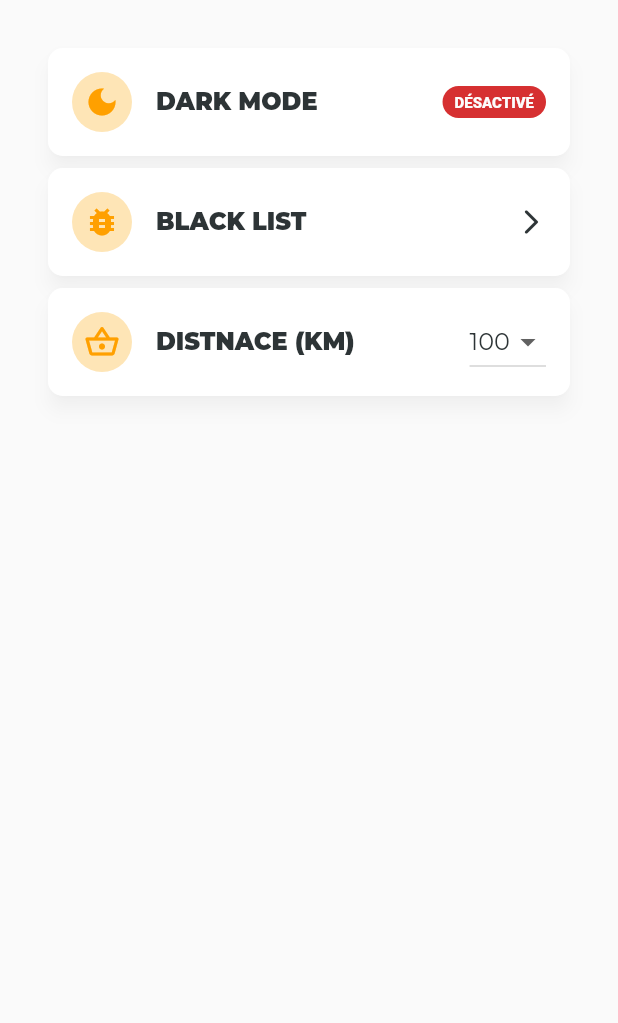
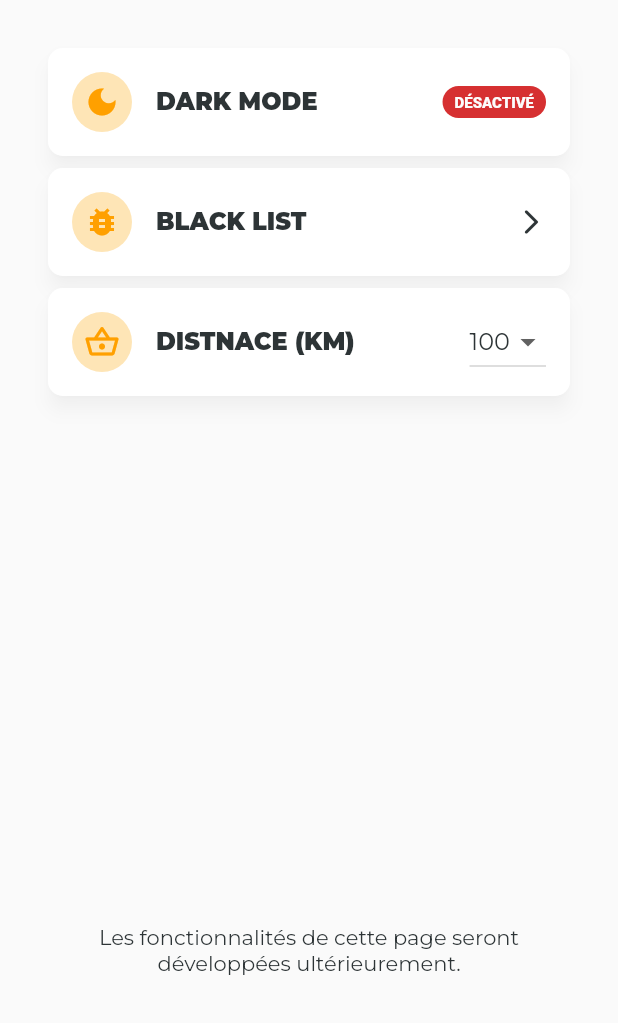
Before and after one commit to ThePrincelle/WheelEat, a Flutter app: the SettingsPage widget shown alone on an empty page, opened directly, on a phone screen of 412 x 824 dp, the part 213-1236 px from its top. Run offline on Flutter 3.47's test engine with Material 2 defaults, Android fonts, the phone set to English and light mode, and no system bars; our stand-ins replace flutter_dotenv, geolocator, google_fonts, shared_preferences; accounts and stored records are empty; statements that could not run were skipped.

Commit message:
💬 added info text

```diff
--- a/lib/pages/settings.dart
+++ b/lib/pages/settings.dart
@@ -30,6 +30,11 @@ class SettingsPage extends StatelessWidget {
                     const SizedBox(height: defaultPadding / 2),
               ),
             ),
+            const Text(
+              "Les fonctionnalités de cette page seront développées ultérieurement.",
+              textAlign: TextAlign.center,
+            ),
+            const SizedBox(height: defaultPadding * 2),
           ],
         ),
       ),
```
